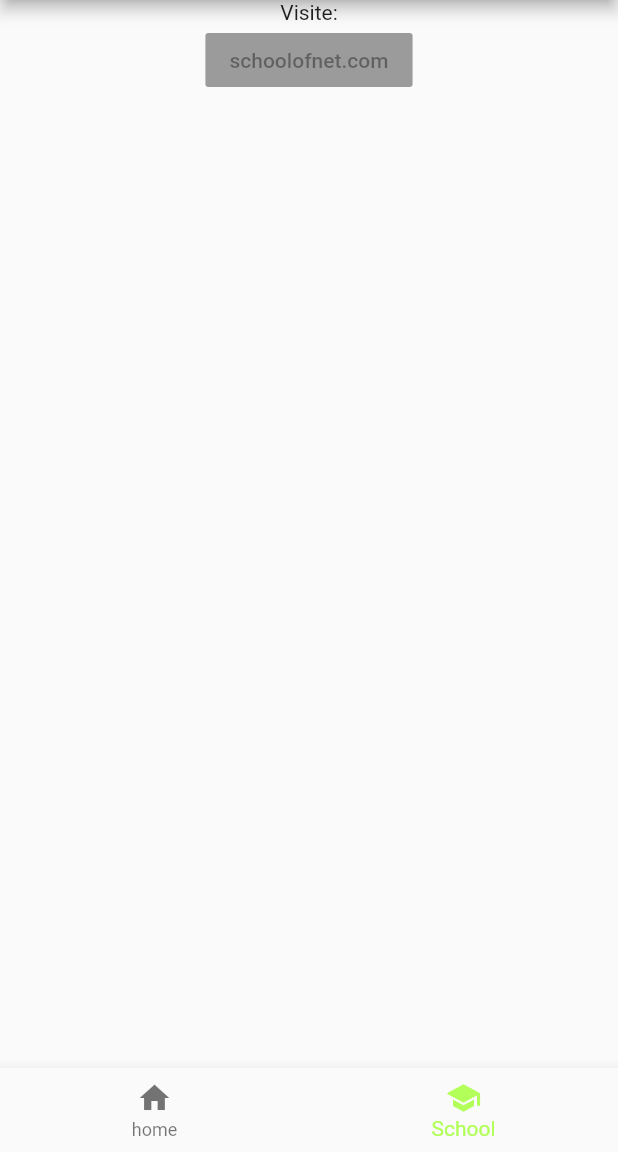
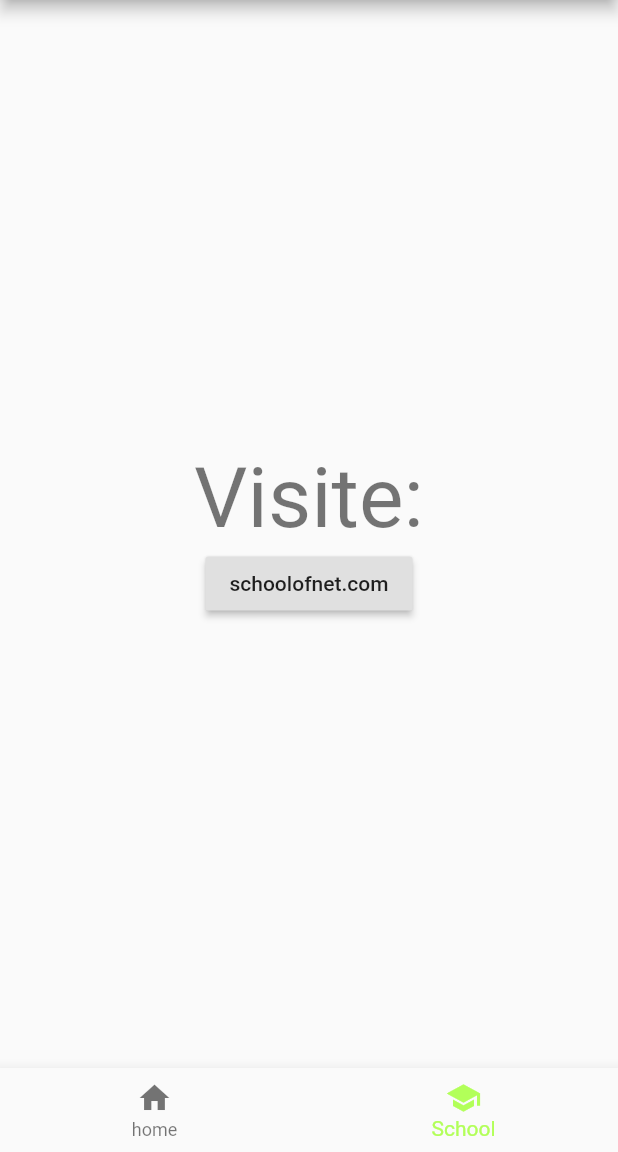
Before and after one commit to Railton98/flutter_iniciante, a Flutter app: the screen it shows after launch, item 2 of the bottom bar chosen, on a phone screen of 412 x 824 dp, the part 84-1236 px from its top. Run offline on Flutter 3.47's test engine with Material 2 defaults, Android fonts, the phone set to English and light mode, and no system bars.

```diff
--- a/lib/pages/schoolPage.dart
+++ b/lib/pages/schoolPage.dart
@@ -1,4 +1,5 @@
 import 'package:flutter/material.dart';
+import 'package:url_launcher/url_launcher.dart';
 
 class SchoolPage extends StatefulWidget {
   @override
@@ -9,9 +10,17 @@ class _SchoolPageState extends State<SchoolPage> {
   @override
   Widget build(BuildContext context) {
     return Column(
+      mainAxisAlignment: MainAxisAlignment.center,
       children: <Widget>[
-        Text('Visite:', textAlign: TextAlign.center),
+        Text(
+          'Visite:',
+          textAlign: TextAlign.center,
+          style: Theme.of(context).textTheme.display3,
+        ),
         RaisedButton(
+          onPressed: () {
+            launch('https://schoolofnet.com');
+          },
           child: Text('schoolofnet.com', textAlign: TextAlign.center),
         )
       ],
--- a/pubspec.yaml
+++ b/pubspec.yaml
@@ -19,6 +19,8 @@ environment:
 dependencies:
   flutter:
     sdk: flutter
+
+  url_launcher: ^4.0.1
 
   # The following adds the Cupertino Icons font to your application.
   # Use with the CupertinoIcons class for iOS style icons.
```
Also changed, not shown: pubspec.lock.
